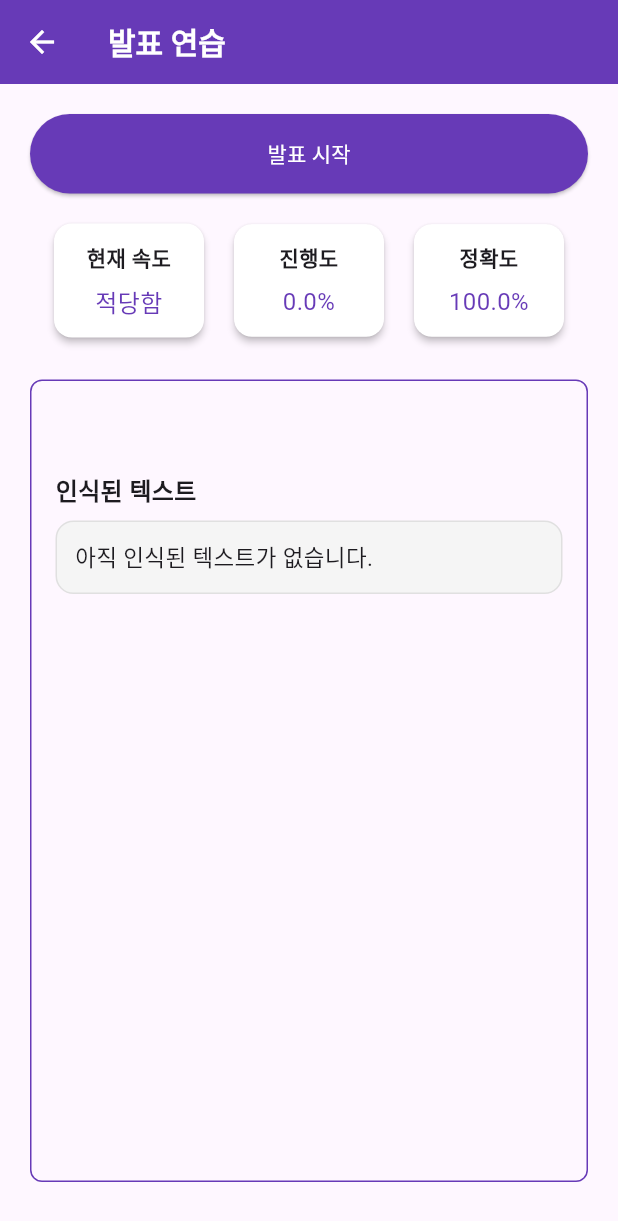
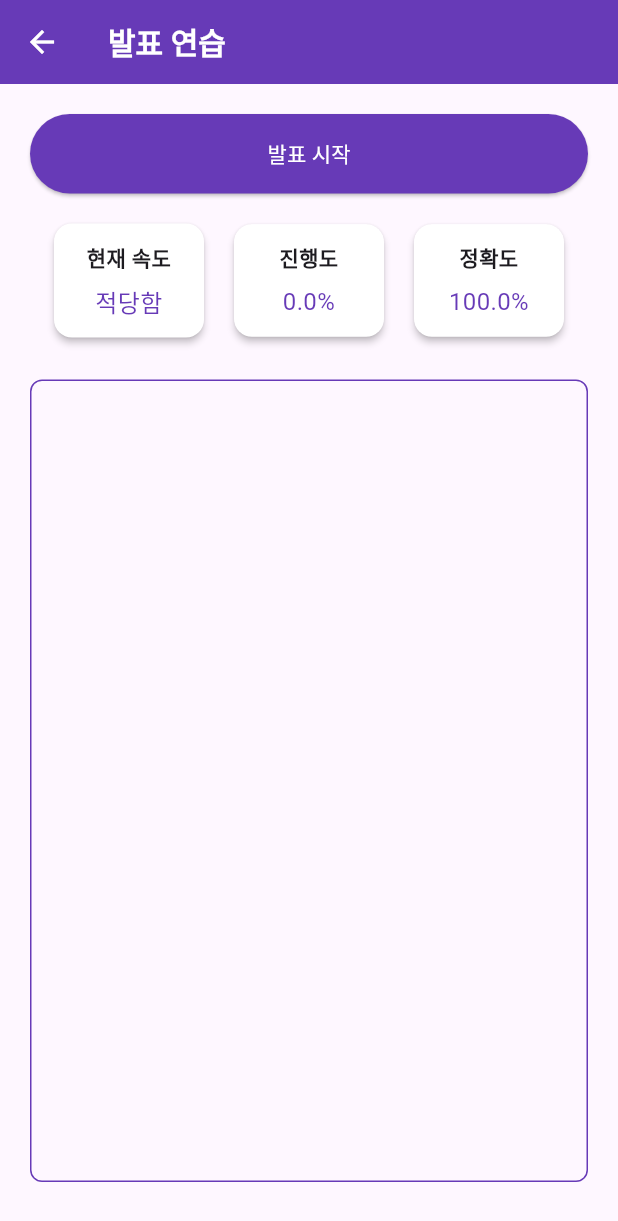
Before and after one commit to IngyoKim/TalkPilot, a Flutter app: the PresentationPracticePage screen opened directly with empty values, on a phone screen of 412 x 824 dp. Shown: the top 1221 px of the screen. Run offline on Flutter 3.47's test engine with Material 3 defaults, Android fonts, the phone set to English and light mode, and no system bars; our stand-ins replace file_picker, firebase_auth, firebase_core, firebase_database, flutter_dotenv, fluttertoast and 5 more; missing offline and left inert: kakao_flutter_sdk_common, kakao_flutter_sdk_user; accounts and stored records are empty; generated files the repository leaves out were written again; network calls fail; statements that could not run were skipped.

Commit message:
refactor: 파란색 린트 해결 및 인식된 텍스트 삭제
- 조건문에 대괄호 처리 때문에 발생한 파란색 린트 해결
- 인식된 텍스트는 테스트를 위한 기능이였으므로 삭제

```diff
--- a/app/lib/src/pages/practice_page/presentation_practice_page.dart
+++ b/app/lib/src/pages/practice_page/presentation_practice_page.dart
@@ -91,40 +91,11 @@ class _PresentationPracticePageState extends State<PresentationPracticePage> {
                     borderRadius: BorderRadius.circular(8),
                   ),
                   child: SingleChildScrollView(
-                    child: Column(
-                      crossAxisAlignment: CrossAxisAlignment.start,
-                      children: [
-                        ScriptComparisonView(
-                          scriptChunks: _controller.scriptChunks,
-                          recognizedText: _controller.recognizedText,
-                          isSimilar: _controller.isSimilar,
-                          splitText: _controller.splitText,
-                        ),
-                        const SizedBox(height: 24),
-                        const Text(
-                          '인식된 텍스트',
-                          style: TextStyle(
-                            fontWeight: FontWeight.bold,
-                            fontSize: 16,
-                          ),
-                        ),
-                        const SizedBox(height: 8),
-                        Container(
-                          padding: const EdgeInsets.all(12),
-                          width: double.infinity,
-                          decoration: BoxDecoration(
-                            color: Colors.grey[100],
-                            borderRadius: BorderRadius.circular(12),
-                            border: Border.all(color: Colors.grey.shade300),
-                          ),
-                          child: Text(
-                            _controller.recognizedText.isEmpty
-                                ? '아직 인식된 텍스트가 없습니다.'
-                                : _controller.recognizedText,
-                            style: const TextStyle(fontSize: 15),
-                          ),
-                        ),
-                      ],
+                    child: ScriptComparisonView(
+                      scriptChunks: _controller.scriptChunks,
+                      recognizedText: _controller.recognizedText,
+                      isSimilar: _controller.isSimilar,
+                      splitText: _controller.splitText,
                     ),
                   ),
                 ),
--- a/app/lib/src/services/practice/script_progress_service.dart
+++ b/app/lib/src/services/practice/script_progress_service.dart
@@ -117,16 +117,20 @@ class ScriptProgressService {
     );
     for (int i = 0; i <= len1; i++) {
       for (int j = 0; j <= len2; j++) {
-        if (i == 0)
+        if (i == 0){
           dp[i][j] = j;
-        else if (j == 0)
+        }
+        else if (j == 0){
           dp[i][j] = i;
-        else if (s1[i - 1] == s2[j - 1])
+        }
+        else if (s1[i - 1] == s2[j - 1]){
           dp[i][j] = dp[i - 1][j - 1];
-        else
+        }
+        else{
           dp[i][j] = 1 +
               [dp[i - 1][j], dp[i][j - 1], dp[i - 1][j - 1]]
                   .reduce((a, b) => a < b ? a : b);
+        }
       }
     }
     return dp[len1][len2];
```
